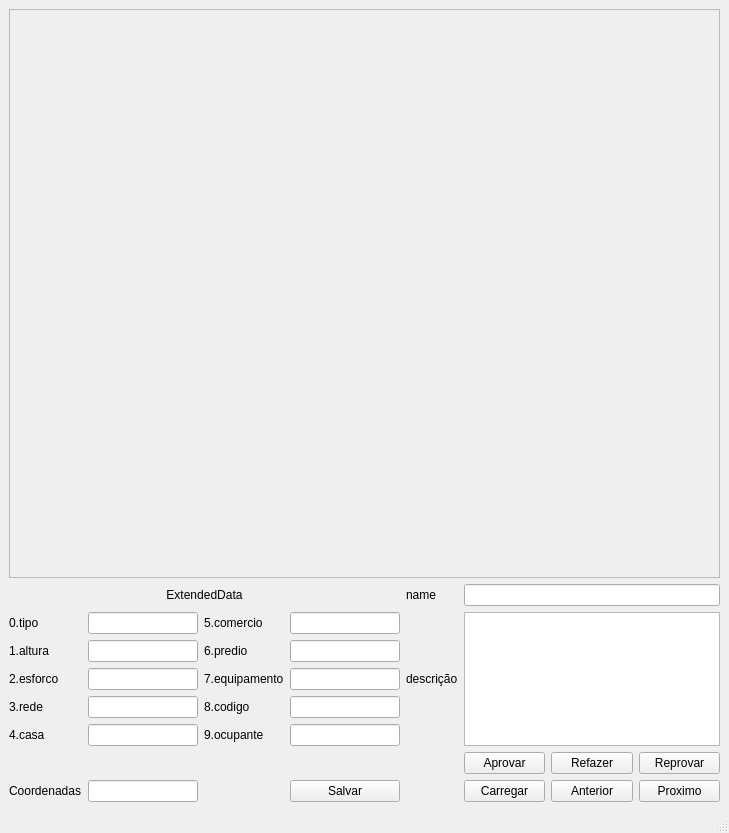
joao-carlos-eng/Mapeamento_Interface, file design.ui: the form before one commit.
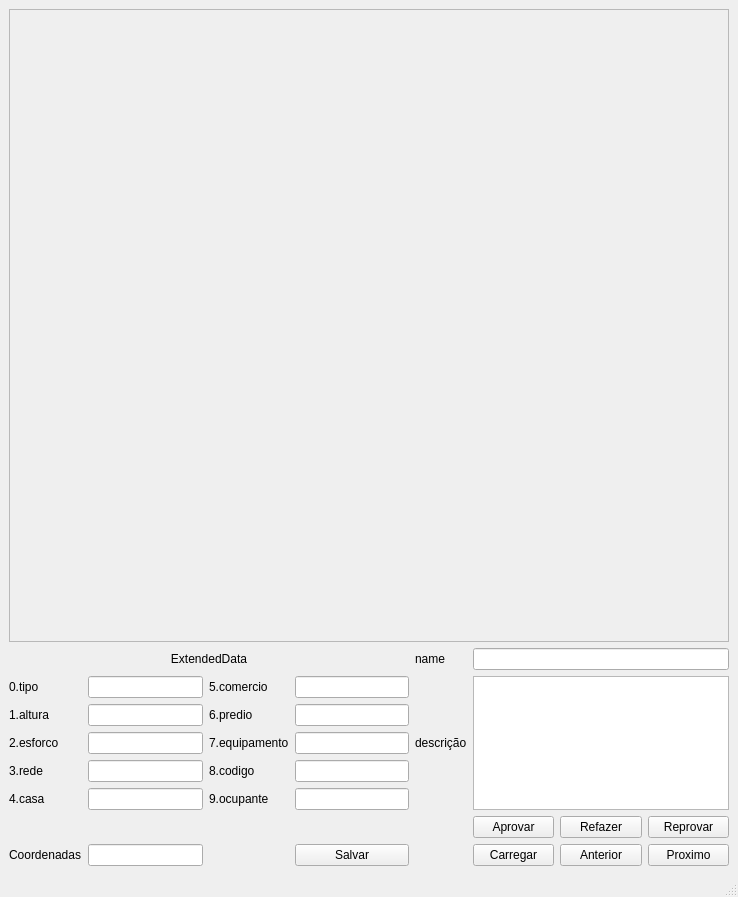
The form after the commit.

Commit message: update dimensões do app

Patch:
```diff
--- a/design.ui
+++ b/design.ui
@@ -6,8 +6,8 @@
    <rect>
     <x>0</x>
     <y>0</y>
-    <width>729</width>
-    <height>833</height>
+    <width>738</width>
+    <height>897</height>
    </rect>
   </property>
   <property name="windowTitle">
@@ -197,8 +197,8 @@
         <rect>
          <x>0</x>
          <y>0</y>
-         <width>709</width>
-         <height>579</height>
+         <width>718</width>
+         <height>643</height>
         </rect>
        </property>
       </widget>
```
The commit also changes 1 other file.
